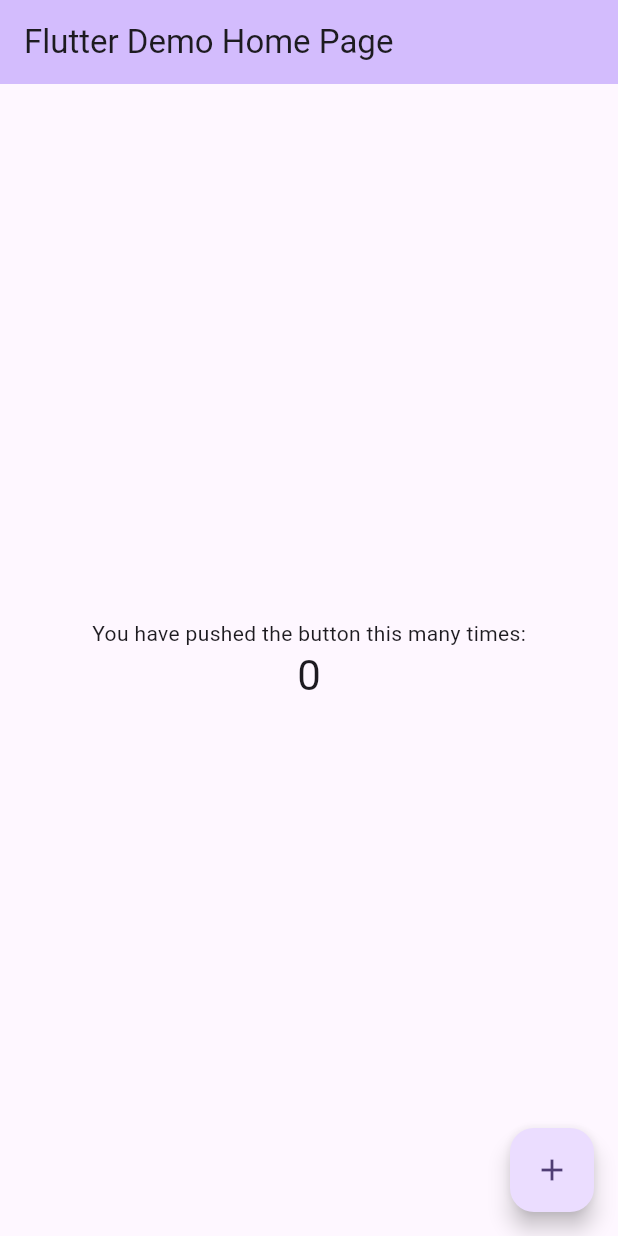
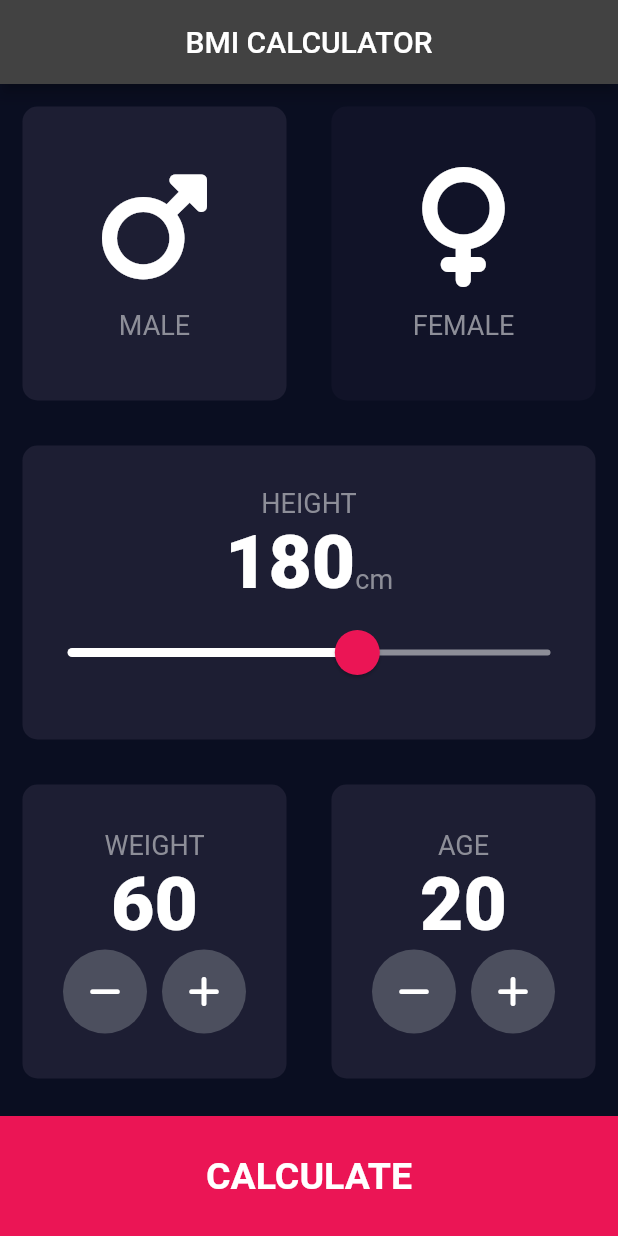
Before and after one commit to sarasiyashodha/BMI_Calculator_App, a Flutter app: the screen it shows after launch, on a phone screen of 412 x 824 dp. Run offline on Flutter 3.47's test engine with Material 2 defaults, Android fonts, the phone set to English and light mode, and no system bars; our stand-ins replace font_awesome_flutter.

Commit message:
Added some files

```diff
--- /dev/null
+++ b/lib/calculator_brain.dart
@@ -0,0 +1,34 @@
+import 'dart:math';
+
+class CalculatorBrain {
+  CalculatorBrain({required this.height, required this.weight});
+
+  final int height;
+  final int weight;
+  late double _bmi;
+
+  String calculateBMI() {
+    _bmi = weight / pow(height / 100, 2);
+    return _bmi.toStringAsFixed(1);
+  }
+
+  String getResult() {
+    if (_bmi >= 25) {
+      return 'Overweight';
+    } else if (_bmi > 18.5) {
+      return 'Normal';
+    } else {
+      return 'Underweight';
+    }
+  }
+
+  String getInterpretation() {
+    if (_bmi >= 25) {
+      return 'You have a higher body weight. Try to exercise more.';
+    } else if (_bmi > 18.5) {
+      return 'You have a normal body weight. Good job!';
+    } else {
+      return 'You have a lower body weight. You can eat a bit more.';
+    }
+  }
+}
--- /dev/null
+++ b/lib/components/bottom_button.dart
@@ -0,0 +1,28 @@
+import 'package:flutter/material.dart';
+import 'package:bmi_calculator/constants.dart';
+
+class BottomButton extends StatelessWidget {
+  BottomButton({required this.buttonTitle, required this.onTap});
+
+  final String buttonTitle;
+  final Function() onTap;
+
+  @override
+  Widget build(BuildContext context) {
+    return GestureDetector(
+      onTap: onTap,
+      child: Container(
+        child: Center(
+          child: Text(
+            buttonTitle,
+            style: kLargeButtonTextStyle,
+          ),
+        ),
+        color: kBottomContainerColor,
+        width: double.infinity,
+        height: kBottomContainerHeight,
+        margin: EdgeInsets.only(top: 10.0),
+      ),
+    );
+  }
+}
--- /dev/null
+++ b/lib/components/icon_content.dart
@@ -0,0 +1,29 @@
+import 'package:flutter/material.dart';
+import 'package:bmi_calculator/constants.dart';
+
+class IconContent extends StatelessWidget {
+  IconContent({required this.icon, required this.label});
+
+  final IconData icon;
+  final String label;
+
+  @override
+  Widget build(BuildContext context) {
+    return Column(
+      mainAxisAlignment: MainAxisAlignment.center,
+      children: [
+        Icon(
+          icon,
+          size: 80.0,
+        ),
+        SizedBox(
+          height: 15.0,
+        ),
+        Text(
+          label,
+          style: kLabelTextStyle,
+        ),
+      ],
+    );
+  }
+}
--- /dev/null
+++ b/lib/components/reusable_card.dart
@@ -0,0 +1,24 @@
+import 'package:flutter/material.dart';
+
+class ReusableCard extends StatelessWidget {
+  ReusableCard({required this.colour, required this.cardChild, this.onPress});
+
+  final Color colour;
+  final Widget cardChild;
+  final Function()? onPress;
+
+  @override
+  Widget build(BuildContext context) {
+    return GestureDetector(
+      onTap: onPress,
+      child: Container(
+        child: cardChild,
+        margin: EdgeInsets.all(15.0),
+        decoration: BoxDecoration(
+          color: colour,
+          borderRadius: BorderRadius.circular(10.0),
+        ),
+      ),
+    );
+  }
+}
--- /dev/null
+++ b/lib/components/round_icon_button.dart
@@ -0,0 +1,23 @@
+import 'package:flutter/material.dart';
+
+class RoundIconButton extends StatelessWidget {
+  RoundIconButton({required this.icon, required this.onPressed});
+
+  final IconData icon;
+  final Function() onPressed;
+
+  @override
+  Widget build(BuildContext context) {
+    return RawMaterialButton(
+      child: Icon(icon),
+      onPressed: onPressed,
+      elevation: 0.0,
+      constraints: BoxConstraints.tightFor(
+        width: 56.0,
+        height: 56.0,
+      ),
+      shape: CircleBorder(),
+      fillColor: Color(0xFF4C4F5E),
+    );
+  }
+}
--- /dev/null
+++ b/lib/constants.dart
@@ -0,0 +1,42 @@
+import 'package:flutter/material.dart';
+
+const kBottomContainerHeight = 80.0;
+const kActiveCardColor = Color(0xFF1D1E33);
+const kInactiveCardColor = Color(0xFF111328);
+const kBottomContainerColor = Color(0xFFEB1555);
+
+const kLabelTextStyle = TextStyle(
+  color: Color(0xFF8D8E98),
+  fontSize: 18.0,
+);
+
+const kNumberTextStyle = TextStyle(
+  fontSize: 50.0,
+  fontWeight: FontWeight.w900,
+);
+
+const kTitleTextStyle = TextStyle(
+  fontSize: 50.0,
+  fontWeight: FontWeight.bold,
+);
+
+const kResultTextStyle = TextStyle(
+  fontSize: 22.0,
+  color: Color(0xFF24D876),
+  fontWeight: FontWeight.bold,
+);
+
+const kBMITextStyle = TextStyle(
+  fontSize: 100.0,
+  fontWeight: FontWeight.bold,
+);
+
+const kBodyTextStyle = TextStyle(
+  fontSize: 22.0,
+  fontWeight: FontWeight.bold,
+);
+
+const kLargeButtonTextStyle = TextStyle(
+  fontSize: 25.0,
+  fontWeight: FontWeight.bold,
+);
--- a/lib/main.dart
+++ b/lib/main.dart
@@ -1,125 +1,17 @@
 import 'package:flutter/material.dart';
+import 'screens/input_page.dart';
 
-void main() {
-  runApp(const MyApp());
-}
+void main() => runApp(BMICalculator());
 
-class MyApp extends StatelessWidget {
-  const MyApp({super.key});
-
-  // This widget is the root of your application.
+class BMICalculator extends StatelessWidget {
   @override
   Widget build(BuildContext context) {
     return MaterialApp(
-      title: 'Flutter Demo',
-      theme: ThemeData(
-        // This is the theme of your application.
-        //
-        // TRY THIS: Try running your application with "flutter run". You'll see
-        // the application has a blue toolbar. Then, without quitting the app,
-        // try changing the seedColor in the colorScheme below to Colors.green
-        // and then invoke "hot reload" (save your changes or press the "hot
-        // reload" button in a Flutter-supported IDE, or press "r" if you used
-        // the command line to start the app).
-        //
-        // Notice that the counter didn't reset back to zero; the application
-        // state is not lost during the reload. To reset the state, use hot
-        // restart instead.
-        //
-        // This works for code too, not just values: Most code changes can be
-        // tested with just a hot reload.
-        colorScheme: ColorScheme.fromSeed(seedColor: Colors.deepPurple),
-        useMaterial3: true,
+      theme: ThemeData.dark().copyWith(
+        primaryColor: Color(0xFF0A0E21),
+        scaffoldBackgroundColor: Color(0xFF0A0E21),
       ),
-      home: const MyHomePage(title: 'Flutter Demo Home Page'),
+      home: InputPage(),
     );
   }
 }
-
-class MyHomePage extends StatefulWidget {
-  const MyHomePage({super.key, required this.title});
-
-  // This widget is the home page of your application. It is stateful, meaning
-  // that it has a State object (defined below) that contains fields that affect
-  // how it looks.
-
-  // This class is the configuration for the state. It holds the values (in this
-  // case the title) provided by the parent (in this case the App widget) and
-  // used by the build method of the State. Fields in a Widget subclass are
-  // always marked "final".
-
-  final String title;
-
-  @override
-  State<MyHomePage> createState() => _MyHomePageState();
-}
-
-class _MyHomePageState extends State<MyHomePage> {
-  int _counter = 0;
-
-  void _incrementCounter() {
-    setState(() {
-      // This call to setState tells the Flutter framework that something has
-      // changed in this State, which causes it to rerun the build method below
-      // so that the display can reflect the updated values. If we changed
-      // _counter without calling setState(), then the build method would not be
-      // called again, and so nothing would appear to happen.
-      _counter++;
-    });
-  }
-
-  @override
-  Widget build(BuildContext context) {
-    // This method is rerun every time setState is called, for instance as done
-    // by the _incrementCounter method above.
-    //
-    // The Flutter framework has been optimized to make rerunning build methods
-    // fast, so that you can just rebuild anything that needs updating rather
-    // than having to individually change instances of widgets.
-    return Scaffold(
-      appBar: AppBar(
-        // TRY THIS: Try changing the color here to a specific color (to
-        // Colors.amber, perhaps?) and trigger a hot reload to see the AppBar
-        // change color while the other colors stay the same.
-        backgroundColor: Theme.of(context).colorScheme.inversePrimary,
-        // Here we take the value from the MyHomePage object that was created by
-        // the App.build method, and use it to set our appbar title.
-        title: Text(widget.title),
-      ),
-      body: Center(
-        // Center is a layout widget. It takes a single child and positions it
-        // in the middle of the parent.
-        child: Column(
-          // Column is also a layout widget. It takes a list of children and
-          // arranges them vertically. By default, it sizes itself to fit its
-          // children horizontally, and tries to be as tall as its parent.
-          //
-          // Column has various properties to control how it sizes itself and
-          // how it positions its children. Here we use mainAxisAlignment to
-          // center the children vertically; the main axis here is the vertical
-          // axis because Columns are vertical (the cross axis would be
-          // horizontal).
-          //
-          // TRY THIS: Invoke "debug painting" (choose the "Toggle Debug Paint"
-          // action in the IDE, or press "p" in the console), to see the
-          // wireframe for each widget.
-          mainAxisAlignment: MainAxisAlignment.center,
-          children: <Widget>[
-            const Text(
-              'You have pushed the button this many times:',
-            ),
-            Text(
-              '$_counter',
-              style: Theme.of(context).textTheme.headlineMedium,
-            ),
-          ],
-        ),
-      ),
-      floatingActionButton: FloatingActionButton(
-        onPressed: _incrementCounter,
-        tooltip: 'Increment',
-        child: const Icon(Icons.add),
-      ), // This trailing comma makes auto-formatting nicer for build methods.
-    );
-  }
-}
--- /dev/null
+++ b/lib/screens/input_page.dart
@@ -0,0 +1,237 @@
+import 'results_page.dart';
+import 'package:flutter/material.dart';
+import 'package:font_awesome_flutter/font_awesome_flutter.dart';
+import 'package:bmi_calculator/components/icon_content.dart';
+import 'package:bmi_calculator/components/reusable_card.dart';
+import 'package:bmi_calculator/constants.dart';
+import 'package:bmi_calculator/components/round_icon_button.dart';
+import 'package:bmi_calculator/components/bottom_button.dart';
+import 'package:bmi_calculator/calculator_brain.dart';
+
+enum Gender { male, female }
+
+class InputPage extends StatefulWidget {
+  @override
+  _InputPageState createState() => _InputPageState();
+}
+
+class _InputPageState extends State<InputPage> {
+  Gender selectedGender = Gender.male;
+  int height = 180;
+  int weight = 60;
+  int age = 20;
+
+  @override
+  Widget build(BuildContext context) {
+    return Scaffold(
+      appBar: AppBar(
+        title: Center(
+          child: Text('BMI CALCULATOR'),
+        ),
+      ),
+      body: Column(
+        crossAxisAlignment: CrossAxisAlignment.stretch,
+        children: [
+          Expanded(
+            child: Row(
+              children: [
+                Expanded(
+                  child: ReusableCard(
+                    onPress: () {
+                      setState(() {
+                        selectedGender = Gender.male;
+                      });
+                    },
+                    colour: selectedGender == Gender.male
+                        ? kActiveCardColor
+                        : kInactiveCardColor,
+                    cardChild: IconContent(
+                      icon: FontAwesomeIcons.mars,
+                      label: 'MALE',
+                    ),
+                  ),
+                ),
+                Expanded(
+                  child: ReusableCard(
+                    onPress: () {
+                      setState(() {
+                        selectedGender = Gender.female;
+                      });
+                    },
+                    colour: selectedGender == Gender.female
+                        ? kActiveCardColor
+                        : kInactiveCardColor,
+                    cardChild: IconContent(
+                      icon: FontAwesomeIcons.venus,
+                      label: 'FEMALE',
+                    ),
+                  ),
+                ),
+              ],
+            ),
+          ),
+          Expanded(
+            child: ReusableCard(
+              colour: kActiveCardColor,
+              cardChild: Column(
+                mainAxisAlignment: MainAxisAlignment.center,
+                children: [
+                  Text(
+                    'HEIGHT',
+                    style: kLabelTextStyle,
+                  ),
+                  Row(
+                    mainAxisAlignment: MainAxisAlignment.center,
+                    crossAxisAlignment: CrossAxisAlignment.baseline,
+                    textBaseline: TextBaseline.alphabetic,
+                    children: [
+                      Text(
+                        height.toString(),
+                        style: kNumberTextStyle,
+                      ),
+                      Text(
+                        'cm',
+                        style: kLabelTextStyle,
+                      ),
+                    ],
+                  ),
+                  SliderTheme(
+                    data: SliderTheme.of(context).copyWith(
+                      inactiveTrackColor: Color(0xFF8D8E98),
+                      activeTrackColor: Colors.white,
+                      thumbColor: Color(0xFFEB1555),
+                      overlayColor: Color(0x29EB1555),
+                      thumbShape:
+                          RoundSliderThumbShape(enabledThumbRadius: 15.0),
+                      overlayShape:
+                          RoundSliderOverlayShape(overlayRadius: 30.0),
+                    ),
+                    child: Slider(
+                        value: height.toDouble(),
+                        min: 120.0,
+                        max: 220.0,
+                        onChanged: (double newValue) {
+                          setState(() {
+                            height = newValue.round();
+                          });
+                        }),
+                  ),
+                ],
+              ),
+            ),
+          ),
+          Expanded(
+            child: Row(
+              children: [
+                Expanded(
+                  child: ReusableCard(
+                    colour: kActiveCardColor,
+                    cardChild: Column(
+                      mainAxisAlignment: MainAxisAlignment.center,
+                      children: [
+                        Text(
+                          'WEIGHT',
+                          style: kLabelTextStyle,
+                        ),
+                        Text(
+                          weight.toString(),
+                          style: kNumberTextStyle,
+                        ),
+                        Row(
+                          mainAxisAlignment: MainAxisAlignment.center,
+                          children: [
+                            RoundIconButton(
+                              icon: FontAwesomeIcons.minus,
+                              onPressed: () {
+                                setState(() {
+                                  weight--;
+                                });
+                              },
+                            ),
+                            SizedBox(
+                              width: 10.0,
+                            ),
+                            RoundIconButton(
+                              icon: FontAwesomeIcons.plus,
+                              onPressed: () {
+                                setState(() {
+                                  weight++;
+                                });
+                              },
+                            ),
+                          ],
+                        ),
+                      ],
+                    ),
+                  ),
+                ),
+                Expanded(
+                  child: ReusableCard(
+                    colour: kActiveCardColor,
+                    cardChild: Column(
+                      mainAxisAlignment: MainAxisAlignment.center,
+                      children: [
+                        Text(
+                          'AGE',
+                          style: kLabelTextStyle,
+                        ),
+                        Text(
+                          age.toString(),
+                          style: kNumberTextStyle,
+                        ),
+                        Row(
+                          mainAxisAlignment: MainAxisAlignment.center,
+                          children: [
+                            RoundIconButton(
+                              icon: FontAwesomeIcons.minus,
+                              onPressed: () {
+                                setState(() {
+                                  age--;
+                                });
+                              },
+                            ),
+                            SizedBox(
+                              width: 10.0,
+                            ),
+                            RoundIconButton(
+                              icon: FontAwesomeIcons.plus,
+                              onPressed: () {
+                                setState(() {
+                                  age++;
+                                });
+                              },
+                            ),
+                          ],
+                        ),
+                      ],
+                    ),
+                  ),
+                ),
+              ],
+            ),
+          ),
+          BottomButton(
+            buttonTitle: 'CALCULATE',
+            onTap: () {
+              CalculatorBrain calc =
+                  CalculatorBrain(height: height, weight: weight);
+
+              Navigator.push(
+                context,
+                MaterialPageRoute(
+                  builder: (context) {
+                    return ResultsPage(
+                      bmiResult: calc.calculateBMI(),
+                      resultText: calc.getResult(),
+                      interpretation: calc.getInterpretation(),
+                    );
+                  },
+                ),
+              );
+            },
+          ),
+        ],
+      ),
+    );
+  }
+}
--- /dev/null
+++ b/lib/screens/results_page.dart
@@ -0,0 +1,72 @@
+import 'package:bmi_calculator/constants.dart';
+import 'package:bmi_calculator/components/reusable_card.dart';
+import 'package:flutter/material.dart';
+import 'package:bmi_calculator/components/bottom_button.dart';
+
+class ResultsPage extends StatelessWidget {
+  ResultsPage({required this.bmiResult, required this.resultText, required this.interpretation});
+
+  final String bmiResult;
+  final String resultText;
+  final String interpretation;
+  @override
+  Widget build(BuildContext context) {
+    return Scaffold(
+      appBar: AppBar(
+        title: Center(
+          child: Text('BMI CALCULATOR'),
+        ),
+      ),
+      body: Column(
+        mainAxisAlignment: MainAxisAlignment.spaceEvenly,
+        crossAxisAlignment: CrossAxisAlignment.stretch,
+        children: [
+          Expanded(
+            child: Container(
+              alignment: Alignment.bottomLeft,
+              child: Text(
+                'Your Result',
+                style: kTitleTextStyle,
+              ),
+              padding: EdgeInsets.all(15.0),
+            ),
+          ),
+          Expanded(
+            flex: 5,
+            child: ReusableCard(
+              colour: kActiveCardColor,
+              cardChild: Column(
+                crossAxisAlignment: CrossAxisAlignment.center,
+                mainAxisAlignment: MainAxisAlignment.spaceEvenly,
+                children: [
+                  Text(
+                    resultText.toUpperCase(),
+                    style: kResultTextStyle,
+                  ),
+                  Text(
+                    bmiResult,
+                    style: kBMITextStyle,
+                  ),
+                  Center(
+                    child: Text(
+                      interpretation,
+                      style: kBodyTextStyle,
+                    ),
+                  ),
+                ],
+              ),
+            ),
+          ),
+          Expanded(
+            child: BottomButton(
+              buttonTitle: 'RE-CALCULATE',
+              onTap: () {
+                Navigator.pop(context);
+              },
+            ),
+          ),
+        ],
+      ),
+    );
+  }
+}
```
Also changed, not shown: 1 other file.
